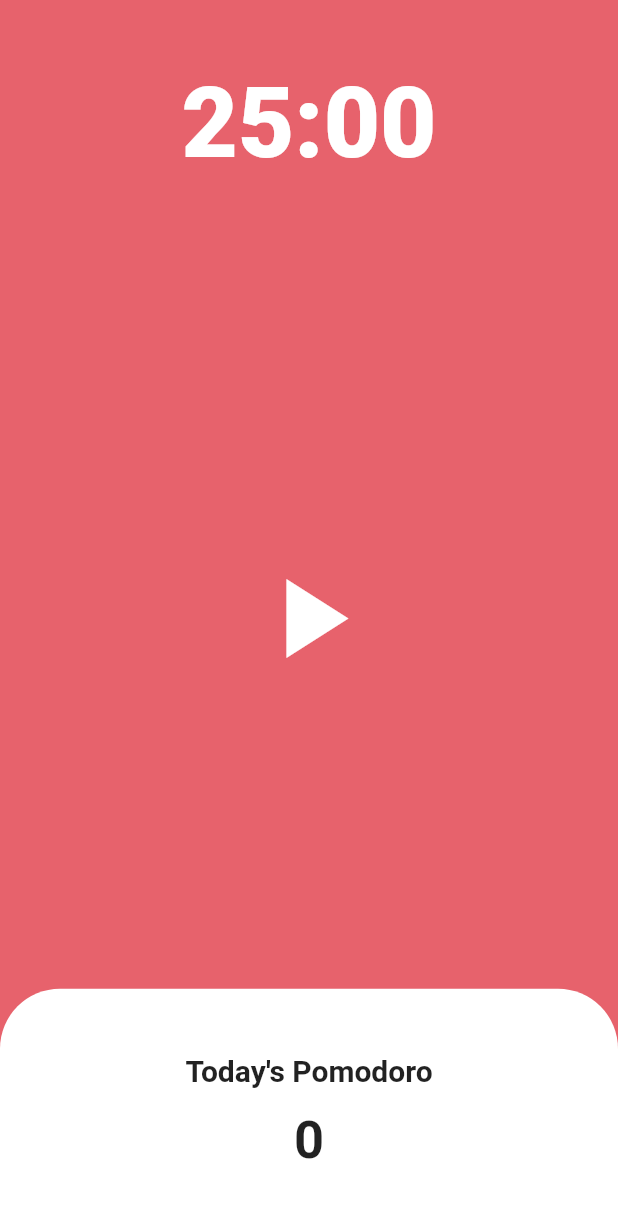
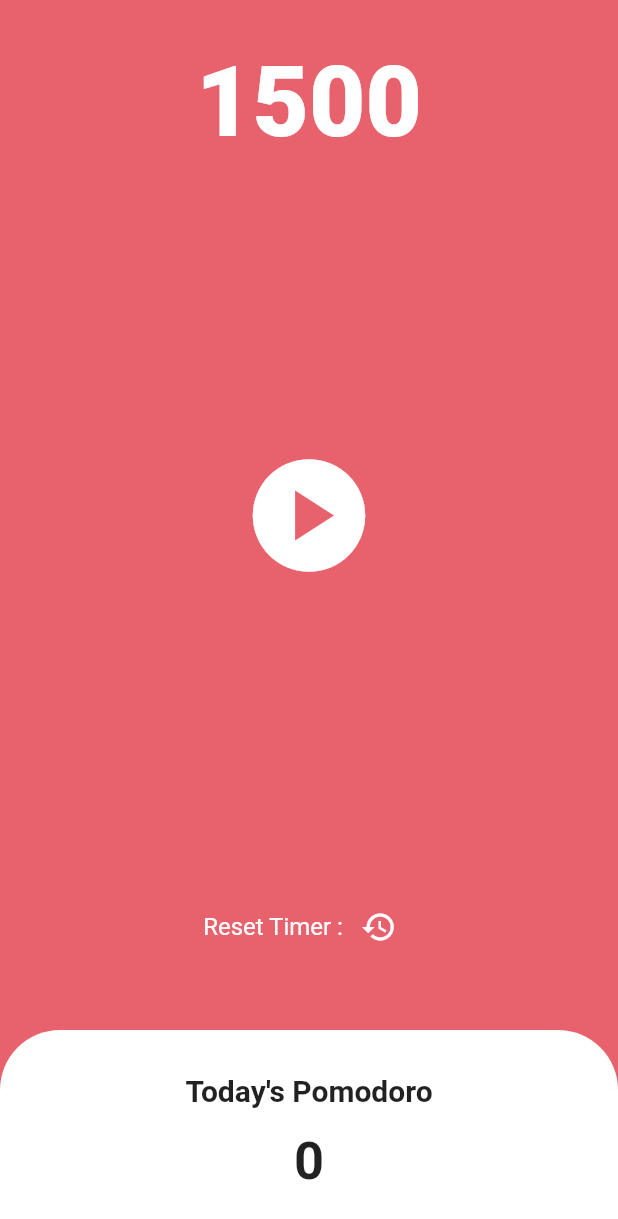
Before and after one commit to hecacho/flutter_pomodoro, a Flutter app: the screen it shows after launch, on a phone screen of 412 x 824 dp. Shown: the top 1219 px of the screen. Run offline on Flutter 3.47's test engine with Material 2 defaults, Android fonts, the phone set to English and light mode, and no system bars.

Commit message:
reset timer 구현

```diff
--- a/lib/main.dart
+++ b/lib/main.dart
@@ -1,13 +1,53 @@
 import 'package:flutter/material.dart';
+import 'dart:async';
 
 void main() {
   runApp(const MyApp());
 }
 
-class MyApp extends StatelessWidget {
+class MyApp extends StatefulWidget {
   const MyApp({super.key});
 
-  void clickPlayBtn() {}
+  @override
+  State<MyApp> createState() => _MyAppState();
+}
+
+class _MyAppState extends State<MyApp> {
+  //MyApp - property
+  bool isPlay = false;
+  int timeLeft = 1500;
+  late Timer timer;
+
+  //MyApp - method
+  //When click timer 'Play'
+  void clickPlayBtn() {
+    setState(() {
+      isPlay = true;
+    });
+    timer = Timer.periodic(const Duration(seconds: 1), (timer) {
+      setState(() {
+        timeLeft--;
+      });
+    });
+  }
+
+  //When click timer 'Pause'
+  void clickPauseBtn() {
+    setState(() {
+      isPlay = false;
+    });
+    timer.cancel();
+  }
+
+  //reset your timer time
+  void clickResetTimer() {
+    setState(() {
+      //reset MyApp's property
+      timeLeft = 1500;
+      isPlay = false;
+      timer.cancel();
+    });
+  }
 
   @override
   Widget build(BuildContext context) {
@@ -16,12 +56,12 @@ class MyApp extends StatelessWidget {
         backgroundColor: const Color(0xFFE7626C),
         body: Column(
           children: [
-            const Flexible(
+            Flexible(
               flex: 1,
               child: Center(
                 child: Text(
-                  "25:00",
-                  style: TextStyle(
+                  timeLeft.toString(),
+                  style: const TextStyle(
                     color: Color(0xFFFFFFFF),
                     fontSize: 65,
                     fontWeight: FontWeight.w800,
@@ -37,13 +77,41 @@ class MyApp extends StatelessWidget {
                     minHeight: 120,
                     minWidth: 120,
                   ),
-                  onPressed: clickPlayBtn,
-                  icon: const Icon(
-                    Icons.play_arrow,
-                    size: 90,
-                    color: Color(0xFFFFFFFF),
+                  onPressed: isPlay ? clickPauseBtn : clickPlayBtn,
+                  icon: isPlay
+                      ? const Icon(
+                          Icons.pause_circle,
+                          size: 90,
+                          color: Color(0xFFFFFFFF),
+                        )
+                      : const Icon(
+                          Icons.play_circle,
+                          size: 90,
+                          color: Color(0xFFFFFFFF),
+                        ),
+                ),
+              ),
+            ),
+            Flexible(
+              flex: 1,
+              child: Row(
+                mainAxisAlignment: MainAxisAlignment.center,
+                children: [
+                  const Text(
+                    "Reset Timer :",
+                    style: TextStyle(
+                      color: Color(0xFFFFFFFF),
+                      fontSize: 16,
+                    ),
                   ),
-                ),
+                  Center(
+                    child: IconButton(
+                      color: const Color(0xFFFFFFFF),
+                      icon: const Icon(Icons.restore),
+                      onPressed: clickResetTimer,
+                    ),
+                  ),
+                ],
               ),
             ),
             Flexible(
```
